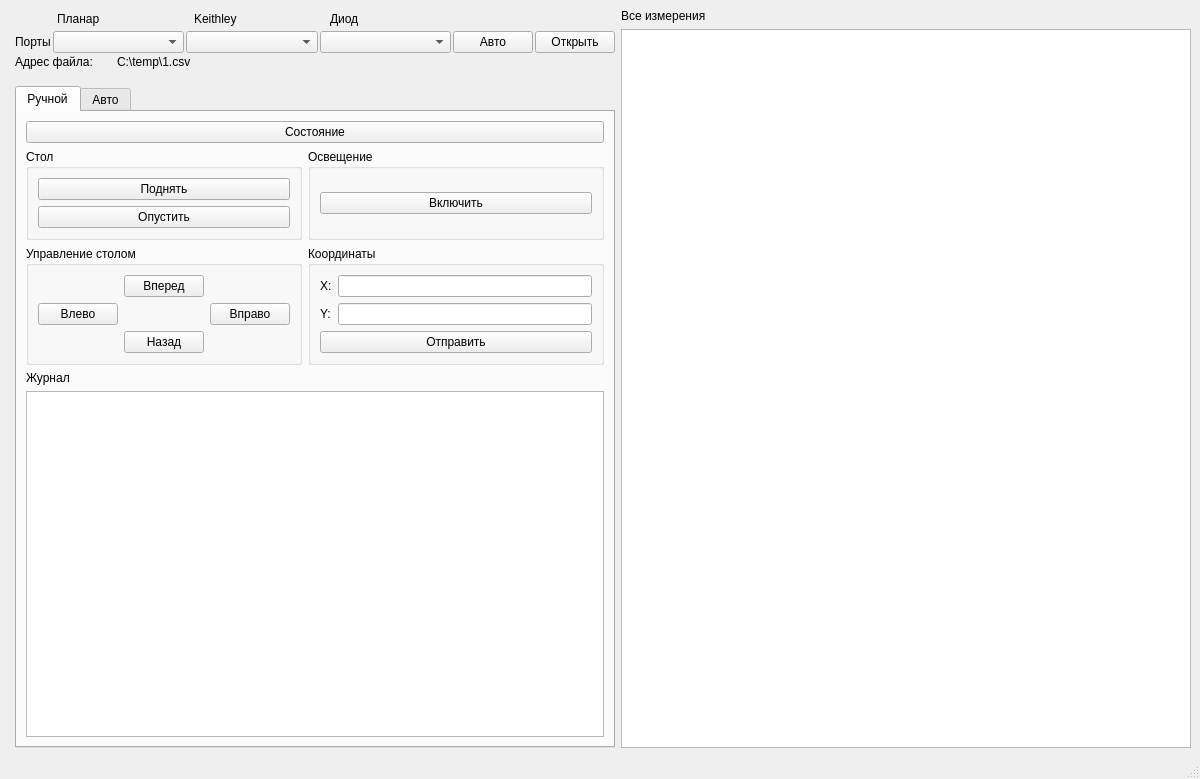
First picture: the form in mainwindow.ui, repository NatiBampo/ZondCOM, before the edit.
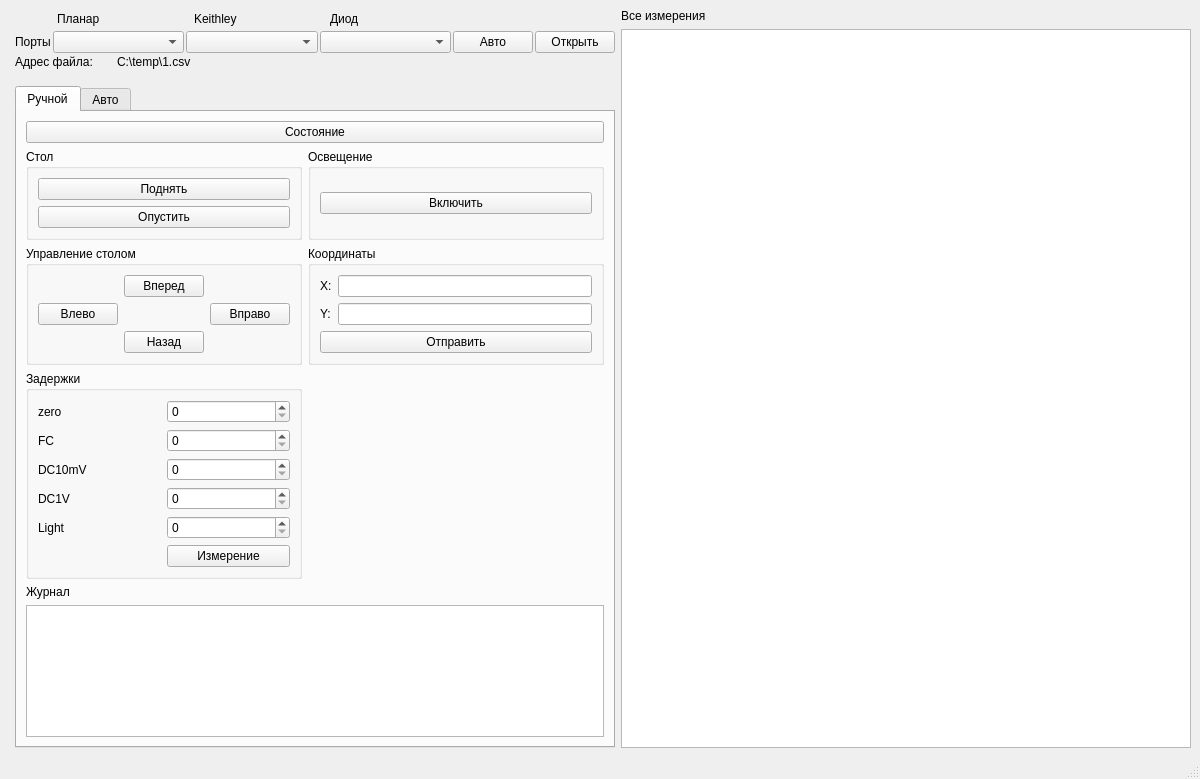
Second picture: the form after the edit. The open tabs and pages were chosen to show the change.

The edit to the form file:
```diff
--- a/mainwindow.ui
+++ b/mainwindow.ui
@@ -296,6 +296,9 @@
           <string>Ручной</string>
          </attribute>
          <layout class="QGridLayout" name="gridLayout_3">
+          <item row="9" column="0" colspan="2">
+           <widget class="QListWidget" name="logsListWidget"/>
+          </item>
           <item row="6" column="0">
            <widget class="QGroupBox" name="groupBox_3">
             <property name="title">
@@ -415,15 +418,78 @@
             </layout>
            </widget>
           </item>
-          <item row="7" column="0">
+          <item row="8" column="0">
            <widget class="QLabel" name="label_20">
             <property name="text">
              <string>Журнал</string>
             </property>
            </widget>
           </item>
-          <item row="8" column="0" colspan="2">
-           <widget class="QListWidget" name="logsListWidget"/>
+          <item row="7" column="0">
+           <widget class="QGroupBox" name="groupBox_6">
+            <property name="title">
+             <string>Задержки</string>
+            </property>
+            <layout class="QGridLayout" name="gridLayout_8">
+             <item row="0" column="0">
+              <widget class="QLabel" name="label_31">
+               <property name="text">
+                <string>zero</string>
+               </property>
+              </widget>
+             </item>
+             <item row="0" column="1">
+              <widget class="QSpinBox" name="zeroSpinBox"/>
+             </item>
+             <item row="1" column="0">
+              <widget class="QLabel" name="label_32">
+               <property name="text">
+                <string>FC</string>
+               </property>
+              </widget>
+             </item>
+             <item row="1" column="1">
+              <widget class="QSpinBox" name="FCSpinBox"/>
+             </item>
+             <item row="2" column="0">
+              <widget class="QLabel" name="label_33">
+               <property name="text">
+                <string>DC10mV</string>
+               </property>
+              </widget>
+             </item>
+             <item row="2" column="1">
+              <widget class="QSpinBox" name="DC10spinBox"/>
+             </item>
+             <item row="3" column="0">
+              <widget class="QLabel" name="label_34">
+               <property name="text">
+                <string>DC1V</string>
+               </property>
+              </widget>
+             </item>
+             <item row="3" column="1">
+              <widget class="QSpinBox" name="DC1VSpinBox"/>
+             </item>
+             <item row="4" column="0">
+              <widget class="QLabel" name="label_35">
+               <property name="text">
+                <string>Light</string>
+               </property>
+              </widget>
+             </item>
+             <item row="4" column="1">
+              <widget class="QSpinBox" name="lightSpinBox"/>
+             </item>
+             <item row="5" column="1">
+              <widget class="QPushButton" name="measure2pushButton">
+               <property name="text">
+                <string>Измерение</string>
+               </property>
+              </widget>
+             </item>
+            </layout>
+           </widget>
           </item>
          </layout>
         </widget>
```
Left out of the diff: 18 changed lines with no effect on the pictures.
